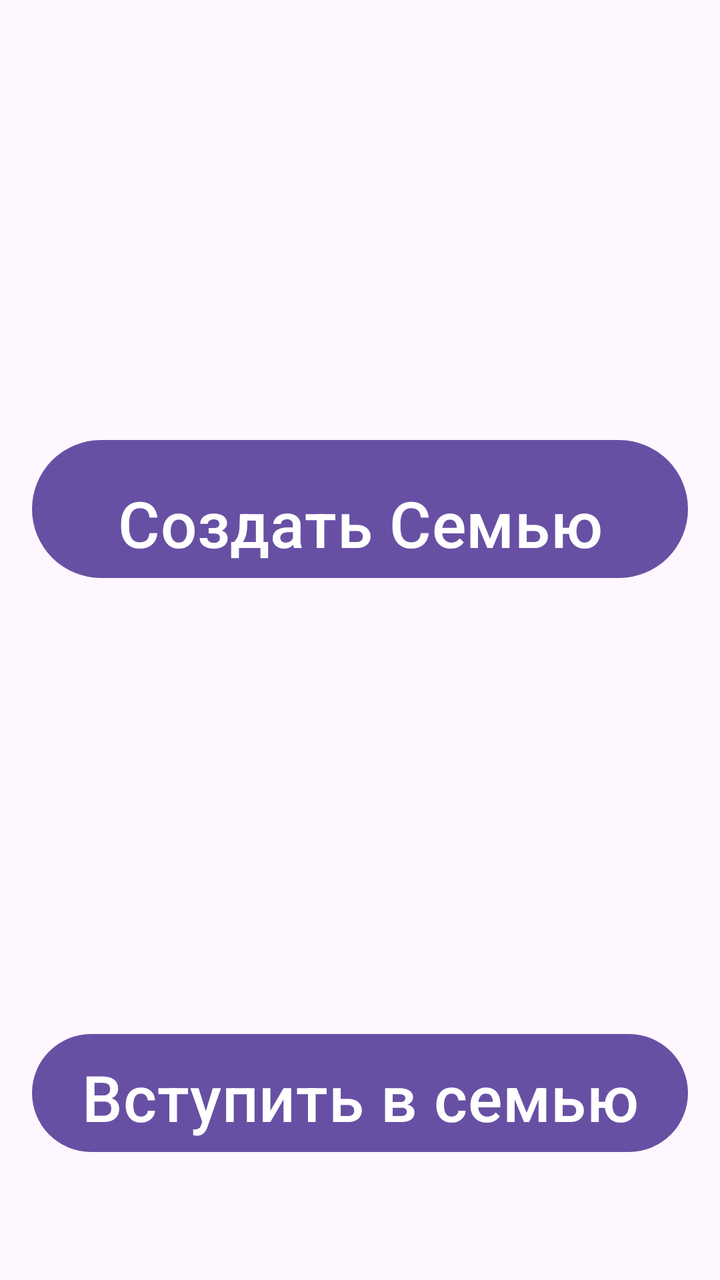
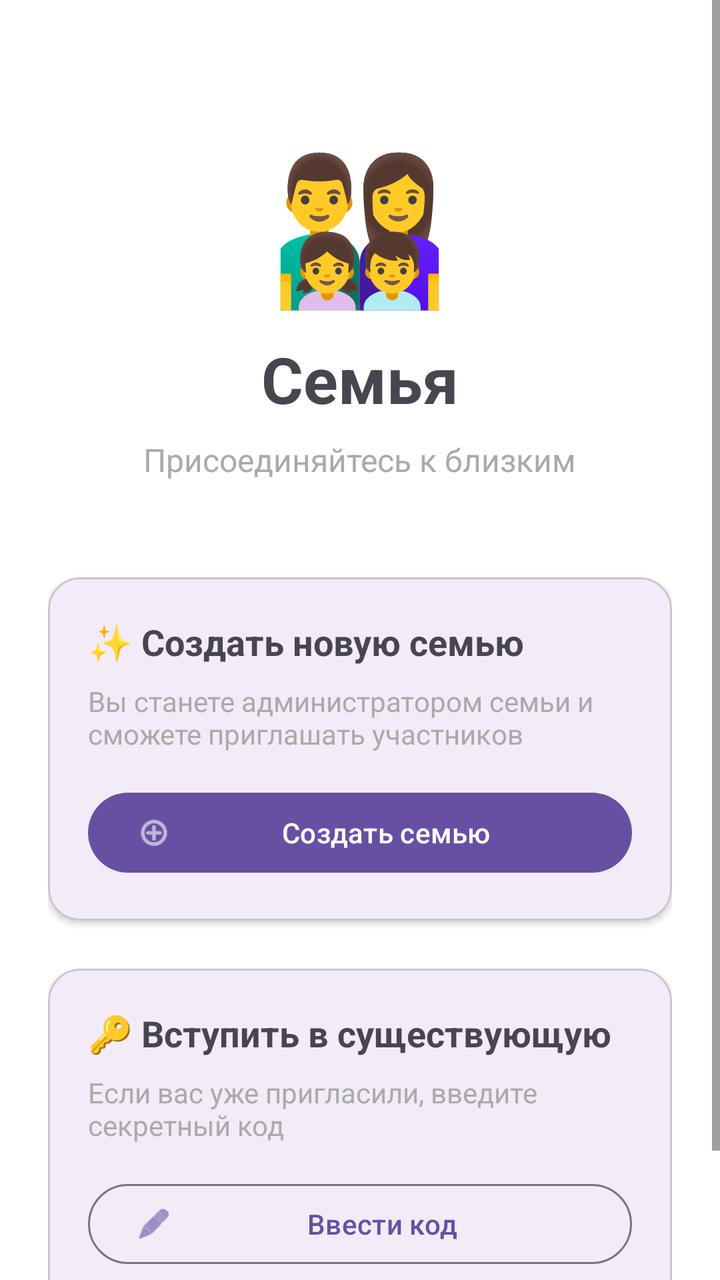

An Android layout rendered at two revisions. The XML below is the earlier revision; the diff shows what the commit changed to produce the second picture.
<!-- AndroidManifest.xml: application theme Theme.HealthAppFront -->
<!-- res/layout/activity_no_family.xml -->
<?xml version="1.0" encoding="utf-8"?>
<LinearLayout xmlns:android="http://schemas.android.com/apk/res/android"
    android:layout_width="match_parent"
    android:layout_height="match_parent"
    android:orientation="vertical"
    android:padding="16dp">

    <Button
        android:id="@+id/btn_create_family"
        android:layout_width="match_parent"
        android:layout_height="wrap_content"
        android:layout_marginTop="200dp"
        android:layout_marginBottom="50dp"
        android:paddingTop="20dp"
        android:text="@string/Create_Family"
        android:textSize="32sp"/>

    <Button
        android:id="@+id/btn_enter_secret_code"
        android:layout_width="match_parent"
        android:layout_height="wrap_content"
        android:layout_marginTop="170dp"
        android:layout_marginBottom="16dp"
        android:paddingTop="10dp"
        android:text="@string/send_secret_code"
        android:textSize="32sp"/>

</LinearLayout>
<!-- resources referenced by this layout -->
<resources>
  <string name="Create_Family">Создать Семью</string>
  <string name="send_secret_code">Вступить в семью</string>
  <style name="Theme.HealthAppFront" parent="Base.Theme.HealthAppFront" />
  <style name="Base.Theme.HealthAppFront" parent="Theme.Material3.DayNight.NoActionBar">
          
          
      </style>
</resources>

<!-- the commit's change to res/layout/activity_no_family.xml (unified diff, before → after) -->
@@ -1,28 +1,129 @@
 <?xml version="1.0" encoding="utf-8"?>
-<LinearLayout xmlns:android="http://schemas.android.com/apk/res/android"
+<ScrollView xmlns:android="http://schemas.android.com/apk/res/android"
+    xmlns:app="http://schemas.android.com/apk/res-auto"
     android:layout_width="match_parent"
     android:layout_height="match_parent"
-    android:orientation="vertical"
-    android:padding="16dp">
+    android:fillViewport="true"
+    android:background="@android:color/white">
 
-    <Button
-        android:id="@+id/btn_create_family"
+    <LinearLayout
         android:layout_width="match_parent"
         android:layout_height="wrap_content"
-        android:layout_marginTop="200dp"
-        android:layout_marginBottom="50dp"
-        android:paddingTop="20dp"
-        android:text="@string/Create_Family"
-        android:textSize="32sp"/>
+        android:orientation="vertical"
+        android:padding="24dp">
 
-    <Button
-        android:id="@+id/btn_enter_secret_code"
-        android:layout_width="match_parent"
-        android:layout_height="wrap_content"
-        android:layout_marginTop="170dp"
-        android:layout_marginBottom="16dp"
-        android:paddingTop="10dp"
-        android:text="@string/send_secret_code"
-        android:textSize="32sp"/>
+        <LinearLayout
+            android:layout_width="match_parent"
+            android:layout_height="wrap_content"
+            android:orientation="vertical"
+            android:gravity="center"
+            android:layout_marginTop="40dp"
+            android:layout_marginBottom="48dp">
 
-</LinearLayout>
+            <TextView
+                android:layout_width="wrap_content"
+                android:layout_height="wrap_content"
+                android:text="👨‍👩‍👧‍👦"
+                android:textSize="72sp" />
+
+            <TextView
+                android:layout_width="wrap_content"
+                android:layout_height="wrap_content"
+                android:text="Семья"
+                android:textSize="32sp"
+                android:textStyle="bold"
+                android:layout_marginTop="8dp" />
+
+            <TextView
+                android:layout_width="wrap_content"
+                android:layout_height="wrap_content"
+                android:text="Присоединяйтесь к близким"
+                android:textSize="16sp"
+                android:textColor="@android:color/darker_gray"
+                android:layout_marginTop="8dp" />
+
+        </LinearLayout>
+
+        <com.google.android.material.card.MaterialCardView
+            android:layout_width="match_parent"
+            android:layout_height="wrap_content"
+            app:cardCornerRadius="16dp"
+            app:cardElevation="2dp"
+            android:layout_marginBottom="24dp">
+
+            <LinearLayout
+                android:layout_width="match_parent"
+                android:layout_height="wrap_content"
+                android:orientation="vertical"
+                android:padding="20dp">
+
+                <TextView
+                    android:layout_width="wrap_content"
+                    android:layout_height="wrap_content"
+                    android:text="✨ Создать новую семью"
+                    android:textSize="18sp"
+                    android:textStyle="bold"
+                    android:layout_marginBottom="8dp" />
+
+                <TextView
+                    android:layout_width="wrap_content"
+                    android:layout_height="wrap_content"
+                    android:text="Вы станете администратором семьи и сможете приглашать участников"
+                    android:textSize="14sp"
+                    android:textColor="@android:color/darker_gray"
+                    android:layout_marginBottom="16dp" />
+
+                <com.google.android.material.button.MaterialButton
+                    android:id="@+id/btn_create_family"
+                    android:layout_width="match_parent"
+                    android:layout_height="wrap_content"
+                    android:text="Создать семью"
+                    app:icon="@android:drawable/ic_menu_add" />
+
+            </LinearLayout>
+
+        </com.google.android.material.card.MaterialCardView>
+
+        <com.google.android.material.card.MaterialCardView
+            android:layout_width="match_parent"
+            android:layout_height="wrap_content"
+            app:cardCornerRadius="16dp"
+            app:cardElevation="2dp"
+            android:layout_marginBottom="32dp">
+
+            <LinearLayout
+                android:layout_width="match_parent"
+                android:layout_height="wrap_content"
+                android:orientation="vertical"
+                android:padding="20dp">
+                <TextView
+                    android:layout_width="wrap_content"
+                    android:layout_height="wrap_content"
+                    android:text="🔑 Вступить в существующую"
+                    android:textSize="18sp"
+                    android:textStyle="bold"
+                    android:layout_marginBottom="8dp" />
+
+                <TextView
+                    android:layout_width="wrap_content"
+                    android:layout_height="wrap_content"
+                    android:text="Если вас уже пригласили, введите секретный код"
+                    android:textSize="14sp"
+                    android:textColor="@android:color/darker_gray"
+                    android:layout_marginBottom="16dp" />
+
+                <com.google.android.material.button.MaterialButton
+                    android:id="@+id/btn_enter_secret_code"
+                    android:layout_width="match_parent"
+                    android:layout_height="wrap_content"
+                    android:text="Ввести код"
+                    style="@style/Widget.Material3.Button.OutlinedButton"
+                    app:icon="@android:drawable/ic_menu_edit" />
+
+            </LinearLayout>
+
+        </com.google.android.material.card.MaterialCardView>
+
+    </LinearLayout>
+
+</ScrollView>
<!-- resource entries referenced after the edit -->
@@ -1,11 +1,5 @@
 <!-- resources referenced by this layout -->
 <resources>
-  <string name="Create_Family">Создать Семью</string>
-  <string name="send_secret_code">Вступить в семью</string>
-  <style name="Theme.HealthAppFront" parent="Base.Theme.HealthAppFront" />
-  <style name="Base.Theme.HealthAppFront" parent="Theme.Material3.DayNight.NoActionBar">
-          
-          
-      </style>
+  <style name="Theme.HealthAppFront" parent="Theme.Material3.DayNight.NoActionBar" />
 </resources>
 
